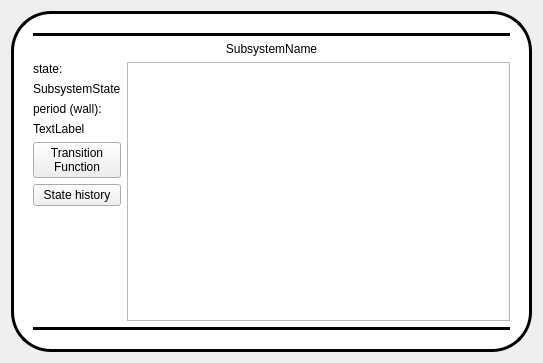
First picture: the form in resource/SubsystemWidget.ui, repository dseredyn/rqt_agent, before the edit.
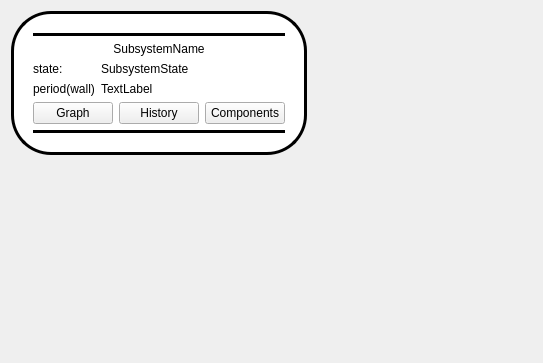
Second picture: the form after the edit.

Commit message: added components dialog, ui reorganized

The edit to the form file:
```diff
--- a/resource/SubsystemWidget.ui
+++ b/resource/SubsystemWidget.ui
@@ -39,7 +39,7 @@
 }
 </string>
      </property>
-     <layout class="QVBoxLayout" name="verticalLayout" stretch="0,0,0,0,0,0">
+     <layout class="QVBoxLayout" name="verticalLayout" stretch="0,0,0,0,0,0,0">
       <property name="sizeConstraint">
        <enum>QLayout::SetMaximumSize</enum>
       </property>
@@ -73,30 +73,26 @@
        </widget>
       </item>
       <item>
-       <layout class="QHBoxLayout" name="central_layout">
-        <item>
-         <layout class="QVBoxLayout" name="verticalLayout_2">
-          <property name="sizeConstraint">
-           <enum>QLayout::SetDefaultConstraint</enum>
+       <layout class="QFormLayout" name="formLayout_2">
+        <item row="2" column="0">
+         <widget class="QLabel" name="label_2">
+          <property name="text">
+           <string>period(wall)</string>
           </property>
-          <item>
-           <widget class="QLabel" name="SubsystemState_state">
-            <property name="sizePolicy">
-             <sizepolicy hsizetype="Preferred" vsizetype="Preferred">
-              <horstretch>0</horstretch>
-              <verstretch>0</verstretch>
-             </sizepolicy>
-            </property>
+         </widget>
+        </item>
+        <item row="1" column="0">
+         <widget class="QLabel" name="label_4">
             <property name="text">
              <string>state:</string>
             </property>
            </widget>
           </item>
-          <item>
+        <item row="1" column="1">
            <widget class="QLabel" name="SubsystemState">
             <property name="maximumSize">
              <size>
-              <width>100</width>
+            <width>16777215</width>
               <height>16777215</height>
              </size>
             </property>
@@ -108,54 +104,35 @@
             </property>
            </widget>
           </item>
-          <item>
-           <widget class="QLabel" name="label">
-            <property name="text">
-             <string>period (wall):</string>
-            </property>
-           </widget>
-          </item>
-          <item>
+        <item row="2" column="1">
            <widget class="QLabel" name="PeriodWall">
             <property name="text">
              <string>TextLabel</string>
             </property>
            </widget>
           </item>
+       </layout>
+      </item>
           <item>
+       <layout class="QGridLayout" name="gridLayout_2" columnstretch="0,0,0">
+        <item row="0" column="2">
+         <widget class="QPushButton" name="showComponents">
+          <property name="text">
+           <string>Components</string>
+          </property>
+         </widget>
+        </item>
+        <item row="0" column="0">
            <widget class="QPushButton" name="showGraph">
             <property name="text">
-             <string>Transition
-Function</string>
+           <string>Graph</string>
             </property>
            </widget>
           </item>
-          <item>
+        <item row="0" column="1">
            <widget class="QPushButton" name="showHistory">
             <property name="text">
-             <string>State history</string>
-            </property>
-           </widget>
-          </item>
-          <item>
-           <spacer name="verticalSpacer">
-            <property name="orientation">
-             <enum>Qt::Vertical</enum>
-            </property>
-            <property name="sizeHint" stdset="0">
-             <size>
-              <width>20</width>
-              <height>40</height>
-             </size>
-            </property>
-           </spacer>
-          </item>
-         </layout>
-        </item>
-        <item>
-         <widget class="QListWidget" name="listWidget">
-          <property name="mouseTracking">
-           <bool>true</bool>
+           <string>History</string>
           </property>
          </widget>
         </item>
```
Lines whose indentation alone changed are shown as unchanged. The commit also changes 5 other files.
